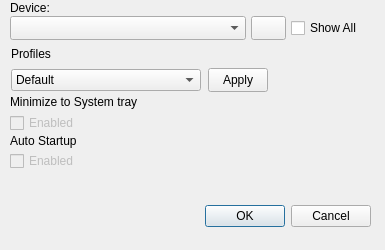
Qt form settings.ui (iago-fragnan/attack-shark-x11-linux) before a commit.
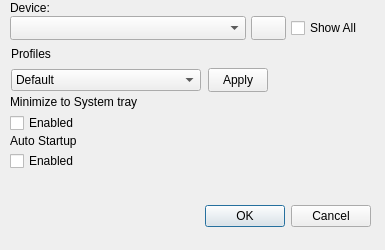
The same form after that commit. Icons and pictures are not drawn.

Patch:
```diff
--- a/settings.ui
+++ b/settings.ui
@@ -178,9 +178,6 @@
     </item>
     <item>
      <widget class="QCheckBox" name="chkbox_minimizeTray">
-      <property name="enabled">
-       <bool>false</bool>
-      </property>
       <property name="text">
        <string>Enabled</string>
       </property>
@@ -210,9 +207,6 @@
     </item>
     <item>
      <widget class="QCheckBox" name="chkbox_autostartup">
-      <property name="enabled">
-       <bool>false</bool>
-      </property>
       <property name="text">
        <string>Enabled</string>
       </property>
```
